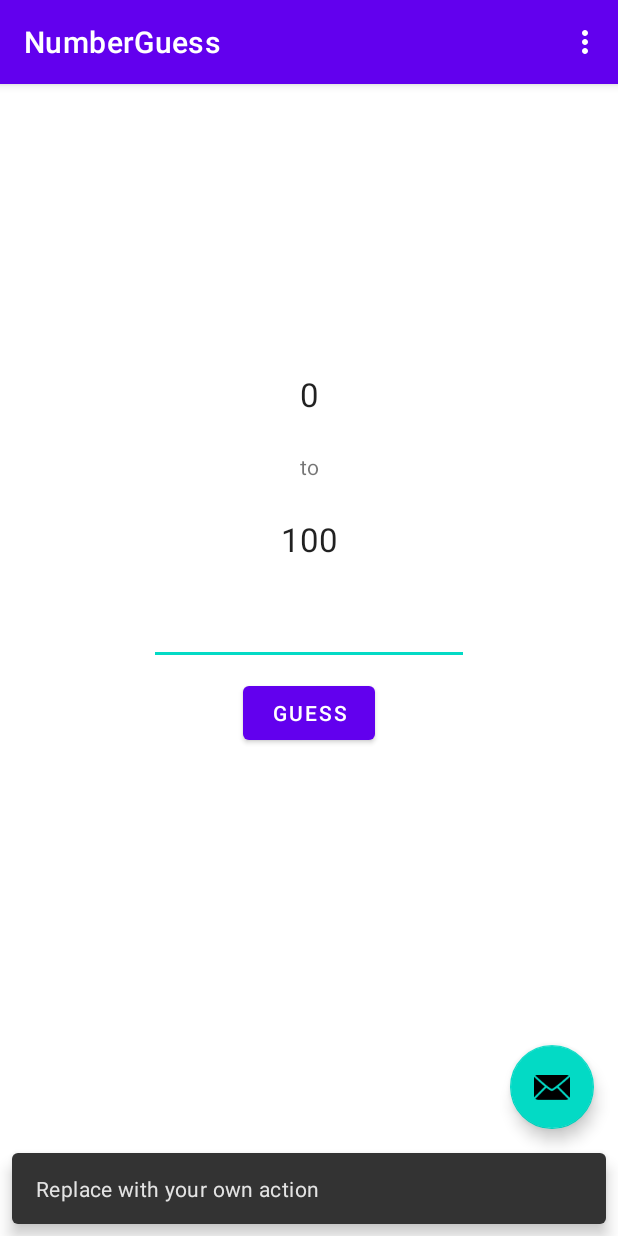
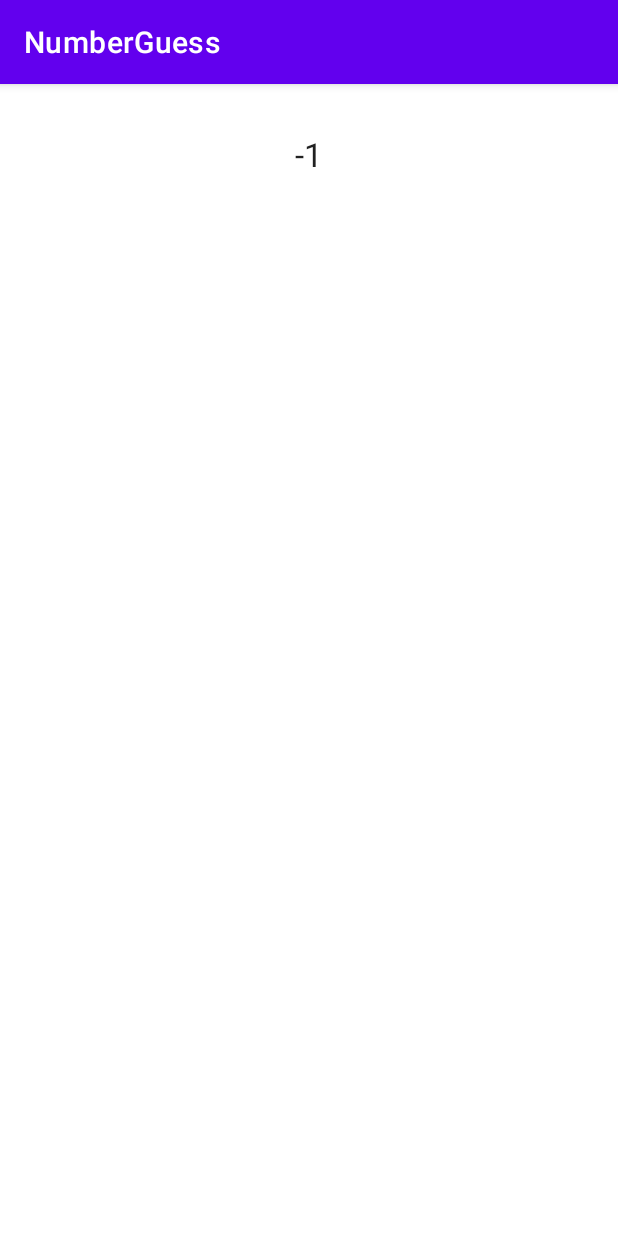
Before and after one commit to hanktom/litto-guessnumber, an Android app: the screen it shows after launch (MainActivity before the commit, ResultActivity after it), after a tap on an icon or button, on a phone screen of 412 x 824 dp. Run offline under Robolectric (Android 15) with nearby library versions, the phone set to English and light mode, and no system bars; our stand-ins replace navigation-ui; 1 other tap on this screen came first.

Commit message:
轉換Activity傳遞資料

```diff
--- a/app/src/main/java/com/tom/numberguess/MainActivity.kt
+++ b/app/src/main/java/com/tom/numberguess/MainActivity.kt
@@ -1,5 +1,6 @@
 package com.tom.numberguess
 
+import android.content.Intent
 import android.os.Bundle
 import android.util.Log
 import com.google.android.material.snackbar.Snackbar
@@ -51,8 +52,13 @@ class MainActivity : AppCompatActivity() {
 //            viewModel.add()
         }
         binding.fab.setOnClickListener { view ->
-            Snackbar.make(view, "Replace with your own action", Snackbar.LENGTH_LONG)
-                .setAction("Action", null).show()
+            val intent = Intent(this, ResultActivity::class.java).apply {
+                intent.putExtras(Bundle().apply {
+                    putInt("TIMES", 3)
+                    putString("NAME", "Hank")
+                })
+            }
+            startActivity(intent)
         }
 
     }
--- a/app/src/main/java/com/tom/numberguess/ResultActivity.kt
+++ b/app/src/main/java/com/tom/numberguess/ResultActivity.kt
@@ -2,10 +2,17 @@ package com.tom.numberguess
 
 import androidx.appcompat.app.AppCompatActivity
 import android.os.Bundle
+import com.tom.numberguess.databinding.ActivityResultBinding
 
 class ResultActivity : AppCompatActivity() {
+    private lateinit var binding: ActivityResultBinding
+
     override fun onCreate(savedInstanceState: Bundle?) {
         super.onCreate(savedInstanceState)
-        setContentView(R.layout.activity_result)
+        binding = ActivityResultBinding.inflate(layoutInflater)
+        setContentView(binding.root)
+        //get result
+        val times = intent.getIntExtra("TIMES", -1)
+        binding.result.text = times.toString()
     }
 }
--- a/app/src/main/res/layout/activity_result.xml
+++ b/app/src/main/res/layout/activity_result.xml
@@ -7,7 +7,7 @@
     tools:context=".ResultActivity">
 
     <TextView
-        android:id="@+id/textView"
+        android:id="@+id/result"
         android:layout_width="wrap_content"
         android:layout_height="wrap_content"
         android:layout_marginTop="32dp"
```
